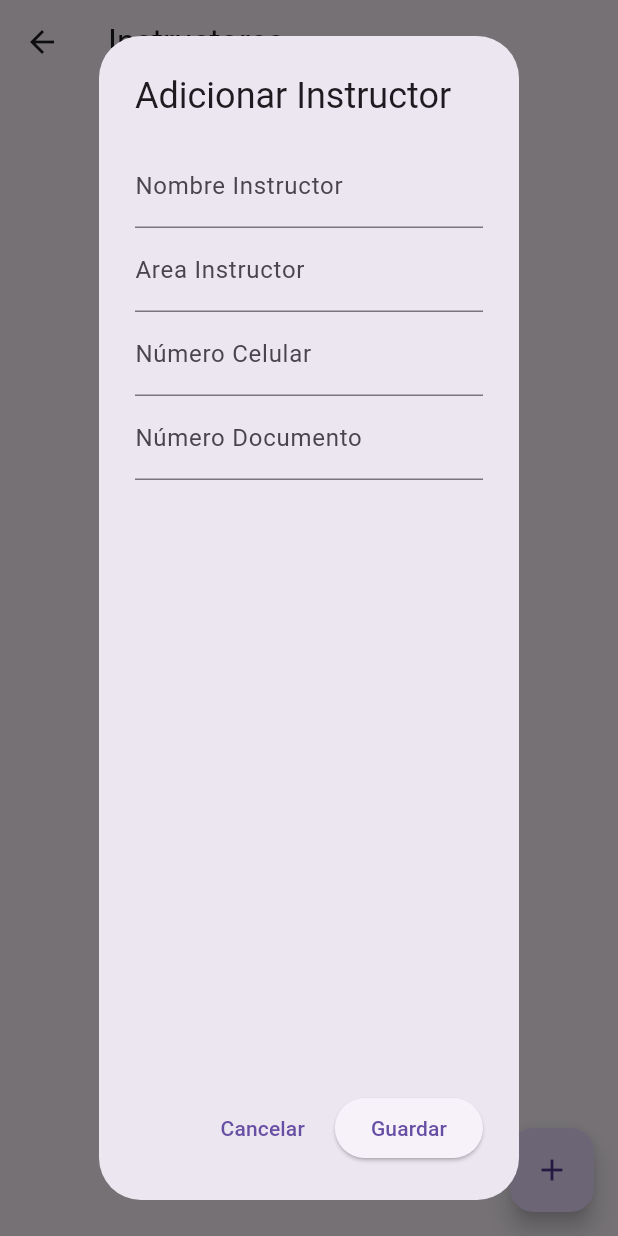
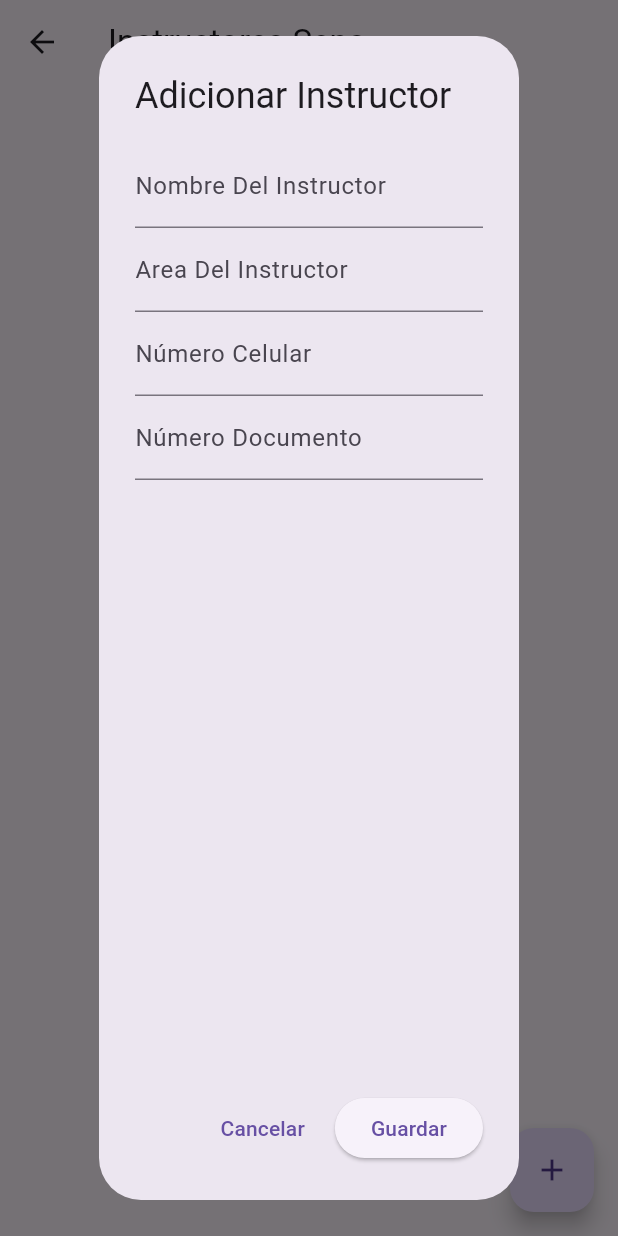
Before and after one commit to robertojoseguerreropulido-web/cuentadante_flutter, a Flutter app: the InstructorScreen screen opened directly, after a tap on the "add" icon, on a phone screen of 412 x 824 dp. Run offline on Flutter 3.47's test engine with Material 3 defaults, Android fonts, the phone set to English and light mode, and no system bars; our stand-ins replace cloud_firestore, equatable, firebase_auth, firebase_core, flutter_bloc, image_picker; accounts and stored records are empty.

Commit message:
Reparacion titulos formulario

```diff
--- a/lib/presentation/screens/instructor_screen.dart
+++ b/lib/presentation/screens/instructor_screen.dart
@@ -11,7 +11,7 @@ class InstructorScreen extends StatelessWidget {
   @override
   Widget build(BuildContext context) {
     return Scaffold(
-      appBar: AppBar(title: Text('Instructores')),
+      appBar: AppBar(title: Text('Instructores Sena')),
       body: BlocBuilder<InstructorBloc, InstructorState>(
         builder: (context, state) {
           if (state is InstructorLoading) {
@@ -41,7 +41,7 @@ class InstructorScreen extends StatelessWidget {
           } else if (state is InstructorError) {
             return Center(child: Text('Error: ${state.message}'));
           }
-          return const Center(child: Text('No hay Datos'));
+          return const Center(child: Text('No hay Datos de Instructores'));
         },
       ),
       floatingActionButton: FloatingActionButton(
@@ -77,11 +77,15 @@ class InstructorScreen extends StatelessWidget {
           children: [
             TextField(
               controller: nombreCompletoController,
-              decoration: const InputDecoration(labelText: 'Nombre Instructor'),
+              decoration: const InputDecoration(
+                labelText: 'Nombre Del Instructor',
+              ),
             ),
             TextField(
               controller: areaController,
-              decoration: const InputDecoration(labelText: 'Area Instructor'),
+              decoration: const InputDecoration(
+                labelText: 'Area Del Instructor',
+              ),
             ),
             TextField(
               controller: celularController,
```
